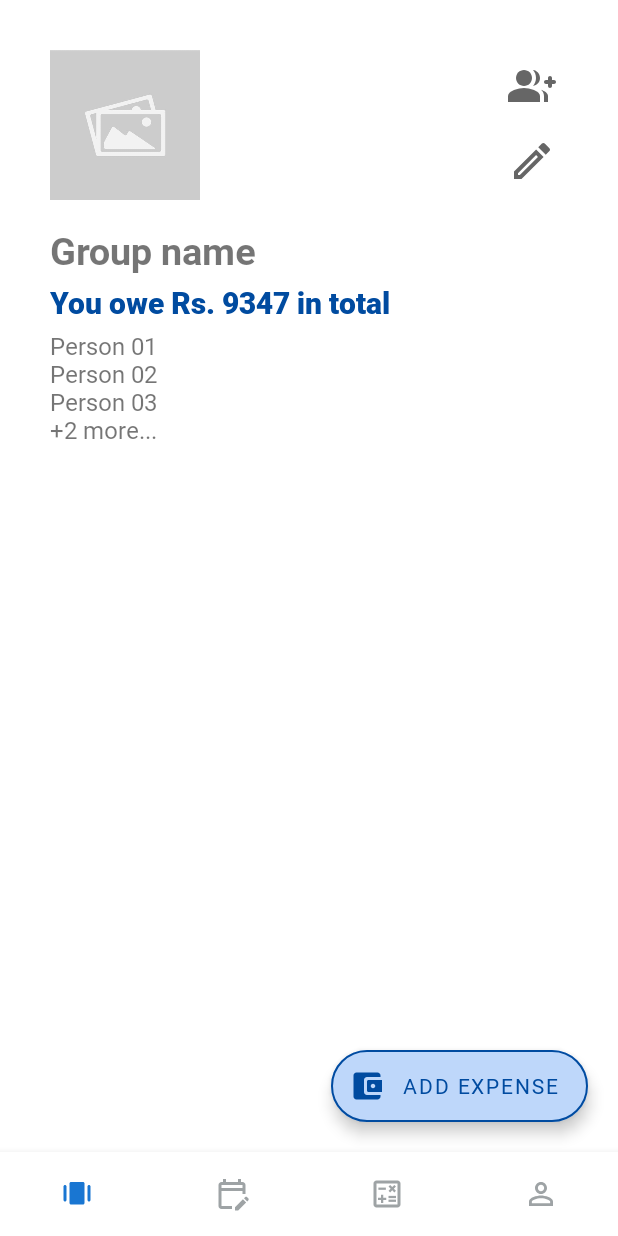
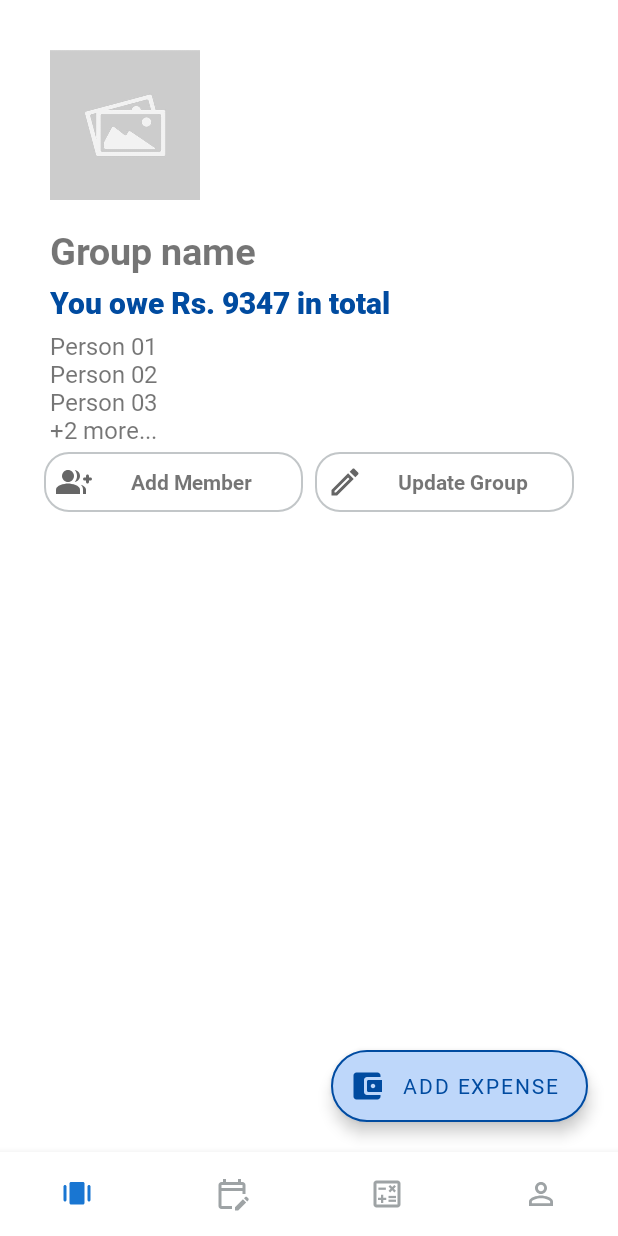
Before and after one commit to iamdsr/Travel, an Android app: the ExpensesFragment screen opened through its navigation route, on a phone screen of 412 x 824 dp. Run offline under Robolectric (Android 15) with nearby library versions, the phone set to English and light mode, and no system bars; our stand-ins replace Firebase (no records; nobody signed in at launch, a user with empty details on screens opened directly), navigation-ui.

Commit message:
updated the alert dialogs added green color updated the layout of fragment_expenses.xml

```diff
--- a/app/src/main/java/com/iamdsr/travel/calculateExpenses/ExpensesFragment.kt
+++ b/app/src/main/java/com/iamdsr/travel/calculateExpenses/ExpensesFragment.kt
@@ -6,13 +6,14 @@ import android.view.LayoutInflater
 import android.view.View
 import android.view.ViewGroup
 import android.widget.ImageView
+import android.widget.TextView
 import androidx.navigation.fragment.findNavController
 import com.iamdsr.travel.R
 
 class ExpensesFragment : Fragment() {
 
     private var groupID: String = ""
-    private lateinit var mAddMember: ImageView
+    private lateinit var mAddMember: TextView
     override fun onCreateView(inflater: LayoutInflater, container: ViewGroup?, savedInstanceState: Bundle?): View? {
         return inflater.inflate(R.layout.fragment_expenses, container, false)
     }
--- a/app/src/main/res/layout/fragment_expenses.xml
+++ b/app/src/main/res/layout/fragment_expenses.xml
@@ -67,45 +67,62 @@
                     android:layout_width="match_parent"
                     android:layout_height="wrap_content"
                     android:fontFamily="@font/roboto_regular"
-                    android:textSize="16sp"
                     android:paddingStart="8dp"
                     android:paddingTop="4dp"
                     android:paddingEnd="8dp"
                     android:text="Person 01\nPerson 02\nPerson 03\n+2 more..."
-                    app:layout_constraintTop_toBottomOf="@id/get_back_owes"
+                    android:textSize="16sp"
                     app:layout_constraintEnd_toEndOf="parent"
+                    app:layout_constraintStart_toStartOf="parent"
+                    app:layout_constraintTop_toBottomOf="@id/get_back_owes" />
+
+                <LinearLayout
+                    android:id="@+id/button_container"
+                    android:layout_width="match_parent"
+                    android:layout_height="wrap_content"
+                    android:orientation="horizontal"
+                    android:weightSum="2"
                     app:layout_constraintBottom_toBottomOf="parent"
-                    app:layout_constraintStart_toStartOf="parent" />
+                    app:layout_constraintEnd_toEndOf="parent"
+                    app:layout_constraintStart_toStartOf="parent"
+                    app:layout_constraintTop_toBottomOf="@+id/group_member_list">
 
-                <ImageView
+                    <TextView
                         android:id="@+id/add_group_member"
-                    android:layout_width="48dp"
-                    android:layout_height="48dp"
-                    android:layout_marginTop="8dp"
-                    android:layout_marginEnd="8dp"
-                    android:background="?android:attr/selectableItemBackgroundBorderless"
+                        android:layout_width="0dp"
+                        android:layout_height="wrap_content"
+                        android:layout_weight="1"
+                        android:background="@drawable/round_corner_gray_border_bg"
+                        android:foreground="?android:attr/selectableItemBackground"
                         android:clickable="true"
                         android:focusable="true"
+                        android:fontFamily="@font/roboto_bold"
+                        android:layout_margin="4dp"
                         android:padding="8dp"
-                    android:src="@drawable/ic_round_group_add"
-                    android:tooltipText="Add member"
-                    app:layout_constraintEnd_toEndOf="parent"
-                    app:layout_constraintTop_toTopOf="parent" />
+                        android:text="Add Member"
+                        android:gravity="center"
+                        android:layout_gravity="center"
+                        app:drawableStartCompat="@drawable/ic_round_group_add" />
 
-                <ImageView
+                    <TextView
                         android:id="@+id/update_group_details"
-                    android:layout_width="48dp"
-                    android:layout_height="48dp"
-                    android:background="?android:attr/selectableItemBackgroundBorderless"
+                        android:layout_width="0dp"
+                        android:layout_height="wrap_content"
+                        android:layout_weight="1"
+                        android:background="@drawable/round_corner_gray_border_bg"
+                        android:foreground="?android:attr/selectableItemBackground"
                         android:clickable="true"
                         android:focusable="true"
-                    android:layout_marginTop="2dp"
-                    android:layout_marginEnd="8dp"
+                        android:fontFamily="@font/roboto_bold"
+                        android:layout_margin="4dp"
                         android:padding="8dp"
-                    android:src="@drawable/ic_outline_edit"
-                    android:tooltipText="Edit Group"
-                    app:layout_constraintEnd_toEndOf="parent"
-                    app:layout_constraintTop_toBottomOf="@+id/add_group_member" />
+                        android:text="Update Group"
+                        android:layout_gravity="center"
+                        android:gravity="center"
+                        app:drawableStartCompat="@drawable/ic_outline_edit" />
+                </LinearLayout>
+
+
 
             </androidx.constraintlayout.widget.ConstraintLayout>
 
--- a/app/src/main/res/values-night/colors.xml
+++ b/app/src/main/res/values-night/colors.xml
@@ -14,6 +14,7 @@
     <color name="onBackground">#ffffff</color>
 
     <color name="error">#D50000</color>
+    <color name="acceptance_colour">#107B49</color>
 
     <color name="black">#FF000000</color>
     <color name="white">#FFFFFFFF</color>
--- a/app/src/main/res/values/colors.xml
+++ b/app/src/main/res/values/colors.xml
@@ -14,6 +14,7 @@
     <color name="onBackground">#181F22</color>
 
     <color name="error">#D50000</color>
+    <color name="acceptance_colour">#107B49</color>
 
     <color name="black">#FF000000</color>
     <color name="white">#FFFFFFFF</color>
--- a/app/src/main/res/values/strings.xml
+++ b/app/src/main/res/values/strings.xml
@@ -89,9 +89,11 @@
     <string name="group_name">Group name</string>
     <string name="create">Create</string>
     <string name="cancel">Close</string>
-    <string name="signout_message">Are you sure you want to Sign Out?</string>
+    <string name="sign_out_message">This action will sign you out of the app. Need a break? You can always come back later.</string>
+    <string name="sign_out_title">Sign Out</string>
     <string name="confirm">Confirm</string>
-    <string name="add_member_to_group">Add this member to group?</string>
+    <string name="add_member_to_group">Add to group</string>
     <string name="search_members_by_name">Search members by name</string>
+    <string name="add_member_desc">Adding a member to this group will include the member in all transactions henceforth.</string>
 
 </resources>
```
Also changed, not shown: app/src/main/java/com/iamdsr/travel/calculateExpenses/SearchMemberFragment.kt (+34 -15 lines), app/src/main/java/com/iamdsr/travel/profile/ProfileFragment.kt (+30 -13 lines), app/src/main/res/layout/layout_dialog_confirm_cancel.xml (added, +71 -0 lines). Lines whose indentation alone changed are shown as unchanged.
